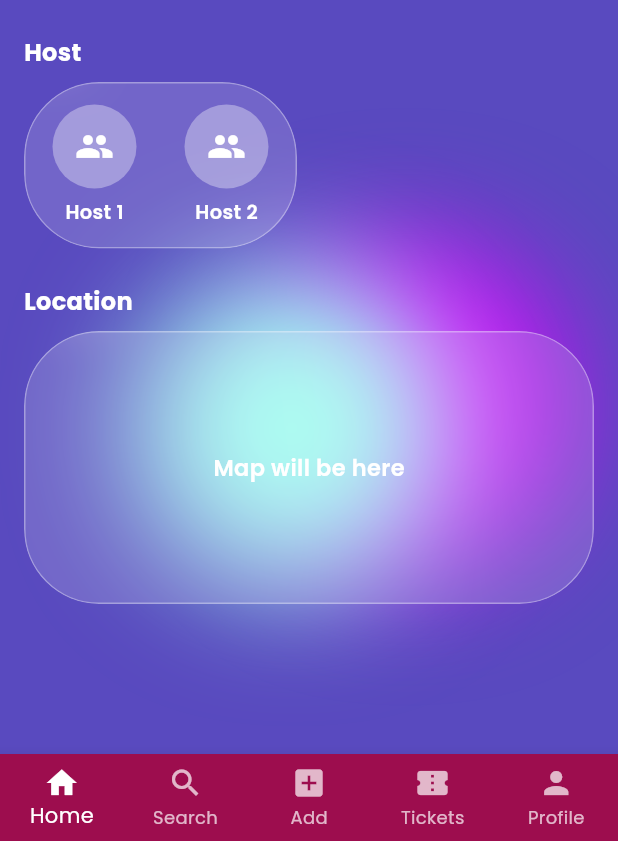
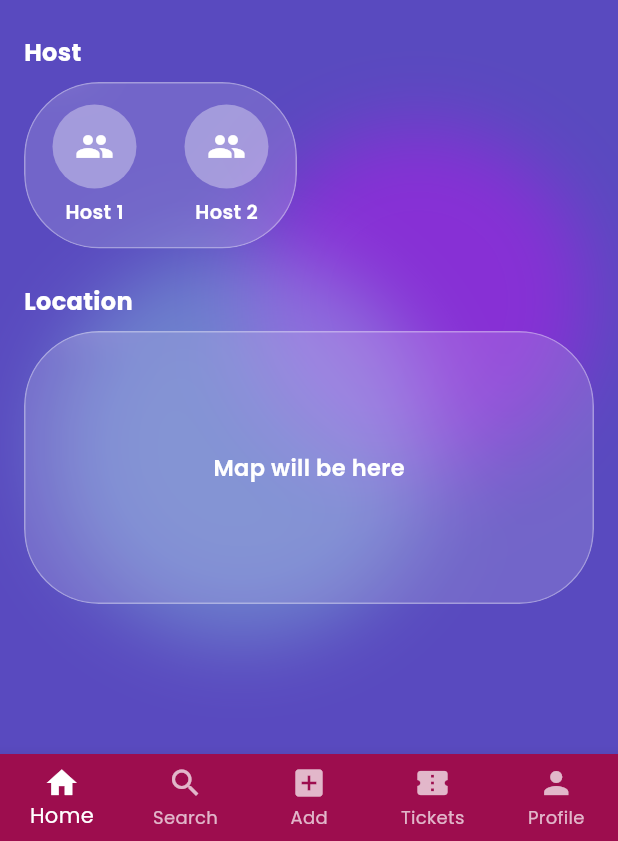
Before and after one commit to ilgazsahin/CS310-Group-14, a Flutter app: the EventDetailPage screen opened by its route, scrolled down 319 dp, on a phone screen of 412 x 824 dp, the part 395-1236 px from its top. Run offline on Flutter 3.47's test engine with Material 3 defaults, Android fonts, the phone set to English and light mode, and no system bars; our stand-ins replace google_fonts, image_picker.

Commit message:
Update EventDetailPage: soft blur circles + improved layout

```diff
--- a/WhatSUp-ui-bahar/lib/screens/event_detail_page.dart
+++ b/WhatSUp-ui-bahar/lib/screens/event_detail_page.dart
@@ -12,7 +12,17 @@ class EventDetailPage extends StatelessWidget {
       appBar: AppBar(
         backgroundColor: Colors.transparent,
         elevation: 0,
-        leading: const BackButton(color: Colors.white),
+        // her zaman /home'a götüren custom back button
+        leading: IconButton(
+          icon: const Icon(Icons.arrow_back, color: Colors.white),
+          onPressed: () {
+            Navigator.pushNamedAndRemoveUntil(
+              context,
+              '/home',
+                  (route) => false, // bütün route stack'i temizle, home'u kök yap
+            );
+          },
+        ),
         title: const Text(
           "Event Details",
           style: TextStyle(
@@ -71,21 +81,27 @@ class EventDetailPage extends StatelessWidget {
             ),
           ),
 
-          // Blur daireler (WelcomePage'dekiyle aynı)
+          // Blur daireler - WelcomePage’deki soft versiyonla aynı
           Align(
-            alignment: const Alignment(0.65, 0.55),
-            child: _BlurCircle(
-              size: 215,
-              color: const Color(0xFFDD00FF),
-              blurSigma: 40,
+            alignment: const Alignment(0.8, 0.3),
+            child: Opacity(
+              opacity: 0.35,
+              child: _BlurCircle(
+                size: 230,
+                color: const Color(0xFFDD00FF),
+                blurSigma: 26,
+              ),
             ),
           ),
           Align(
-            alignment: const Alignment(-0.1, 0.60),
-            child: _BlurCircle(
-              size: 215,
-              color: const Color(0xFF9EFFEF),
-              blurSigma: 40,
+            alignment: const Alignment(-0.6, 0.7),
+            child: Opacity(
+              opacity: 0.30,
+              child: _BlurCircle(
+                size: 260,
+                color: const Color(0xFF9EFFEF),
+                blurSigma: 26,
+              ),
             ),
           ),
 
```
Also changed, not shown: WhatSUp-ui-bahar/lib/screens/welcome_page.dart (+18 -12 lines).
